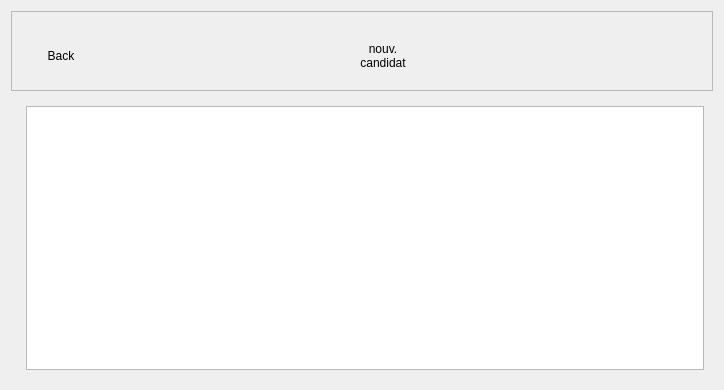
The window that Auto_Ecole/candidat/candidat.ui (AmineHouari98/auto_Ecole) describes before a commit, drawn with Qt 5.
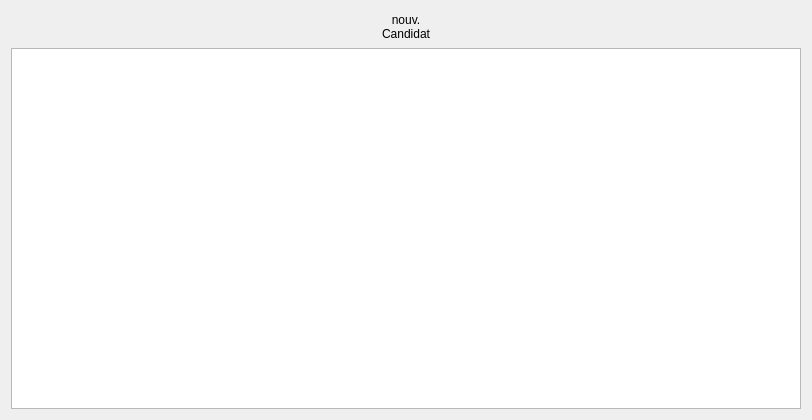
The same window after the commit. The open tabs and pages were chosen to show the change. Icons and pictures are not drawn. Custom widgets are drawn as their Qt base class.

The edit to the form file:
```diff
--- a/Auto_Ecole/candidat/candidat.ui
+++ b/Auto_Ecole/candidat/candidat.ui
@@ -6,88 +6,18 @@
    <rect>
     <x>0</x>
     <y>0</y>
-    <width>724</width>
-    <height>390</height>
+    <width>812</width>
+    <height>420</height>
    </rect>
   </property>
   <property name="windowTitle">
    <string>Form</string>
   </property>
+  <layout class="QVBoxLayout" name="verticalLayout_2">
+   <item>
   <layout class="QVBoxLayout" name="verticalLayout">
    <item>
-    <widget class="QFrame" name="frame">
-     <property name="minimumSize">
-      <size>
-       <width>0</width>
-       <height>80</height>
-      </size>
-     </property>
-     <property name="maximumSize">
-      <size>
-       <width>16777215</width>
-       <height>80</height>
-      </size>
-     </property>
-     <property name="frameShape">
-      <enum>QFrame::StyledPanel</enum>
-     </property>
-     <property name="frameShadow">
-      <enum>QFrame::Raised</enum>
-     </property>
-     <layout class="QHBoxLayout" name="horizontalLayout_2">
-      <item>
-       <widget class="QToolButton" name="toolButton_back">
-        <property name="sizePolicy">
-         <sizepolicy hsizetype="Expanding" vsizetype="Expanding">
-          <horstretch>0</horstretch>
-          <verstretch>0</verstretch>
-         </sizepolicy>
-        </property>
-        <property name="minimumSize">
-         <size>
-          <width>80</width>
-          <height>70</height>
-         </size>
-        </property>
-        <property name="maximumSize">
-         <size>
-          <width>80</width>
-          <height>70</height>
-         </size>
-        </property>
-        <property name="styleSheet">
-         <string notr="true">QToolButton
-{
-background-color: transparent ;
-border : none ;
-
-}
-QToolButton::hover
-{
-    border-style: outset;
-    border-width: 2px;
-    border-color: white;
-}
-	</string>
-        </property>
-        <property name="text">
-         <string>Back</string>
-        </property>
-        <property name="icon">
-         <iconset resource="../ressources.qrc">
-          <normaloff>:/Assets/Images/icons/left-arrow.svg</normaloff>:/Assets/Images/icons/left-arrow.svg</iconset>
-        </property>
-        <property name="iconSize">
-         <size>
-          <width>32</width>
-          <height>32</height>
-         </size>
-        </property>
-        <property name="toolButtonStyle">
-         <enum>Qt::ToolButtonTextUnderIcon</enum>
-        </property>
-       </widget>
-      </item>
+      <layout class="QHBoxLayout" name="horizontalLayout">
       <item>
        <spacer name="horizontalSpacer">
         <property name="orientation">
@@ -95,32 +25,14 @@
         </property>
         <property name="sizeHint" stdset="0">
          <size>
-          <width>193</width>
+           <width>40</width>
           <height>20</height>
          </size>
         </property>
        </spacer>
       </item>
       <item>
-       <widget class="QToolButton" name="btnNouveaucandidat">
-        <property name="sizePolicy">
-         <sizepolicy hsizetype="Expanding" vsizetype="Expanding">
-          <horstretch>0</horstretch>
-          <verstretch>0</verstretch>
-         </sizepolicy>
-        </property>
-        <property name="minimumSize">
-         <size>
-          <width>80</width>
-          <height>70</height>
-         </size>
-        </property>
-        <property name="maximumSize">
-         <size>
-          <width>80</width>
-          <height>70</height>
-         </size>
-        </property>
+        <widget class="QToolButton" name="toolButton">
         <property name="styleSheet">
          <string notr="true">QToolButton
 {
@@ -133,12 +45,11 @@
     border-style: outset;
     border-width: 2px;
     border-color: white;
-}
-	</string>
+}</string>
         </property>
         <property name="text">
          <string>nouv. 
-candidat</string>
+Candidat</string>
         </property>
         <property name="icon">
          <iconset resource="../ressources.qrc">
@@ -150,9 +61,6 @@
           <height>32</height>
          </size>
         </property>
-        <property name="toolButtonStyle">
-         <enum>Qt::ToolButtonTextUnderIcon</enum>
-        </property>
        </widget>
       </item>
       <item>
@@ -162,61 +70,21 @@
         </property>
         <property name="sizeHint" stdset="0">
          <size>
-          <width>280</width>
+           <width>40</width>
           <height>20</height>
          </size>
         </property>
        </spacer>
       </item>
      </layout>
-    </widget>
    </item>
    <item>
-    <widget class="QStackedWidget" name="stackedWidget">
-     <property name="currentIndex">
-      <number>1</number>
-     </property>
-     <widget class="QWidget" name="page">
-      <layout class="QGridLayout" name="gridLayout">
-       <item row="0" column="0">
-        <layout class="QHBoxLayout" name="horizontalLayout">
-         <item>
-          <widget class="TableViewTools" name="widget" native="true"/>
-         </item>
-         <item>
-          <widget class="QTableView" name="tableView">
-           <property name="sortingEnabled">
-            <bool>true</bool>
-           </property>
-          </widget>
-         </item>
+      <widget class="QTableView" name="tableView"/>
+     </item>
         </layout>
        </item>
       </layout>
      </widget>
-     <widget class="QWidget" name="page_2">
-      <layout class="QGridLayout" name="gridLayout_2">
-       <item row="0" column="0">
-        <widget class="QTableView" name="tableView_log">
-         <property name="sortingEnabled">
-          <bool>true</bool>
-         </property>
-        </widget>
-       </item>
-      </layout>
-     </widget>
-    </widget>
-   </item>
-  </layout>
- </widget>
- <customwidgets>
-  <customwidget>
-  <class>TableViewTools</class>
-   <extends>QWidget</extends>
-   <header>tableviewtools.h</header>
-   <container>1</container>
-  </customwidget>
- </customwidgets>
  <resources>
   <include location="../ressources.qrc"/>
  </resources>
```
Lines whose indentation alone changed are shown as unchanged.
